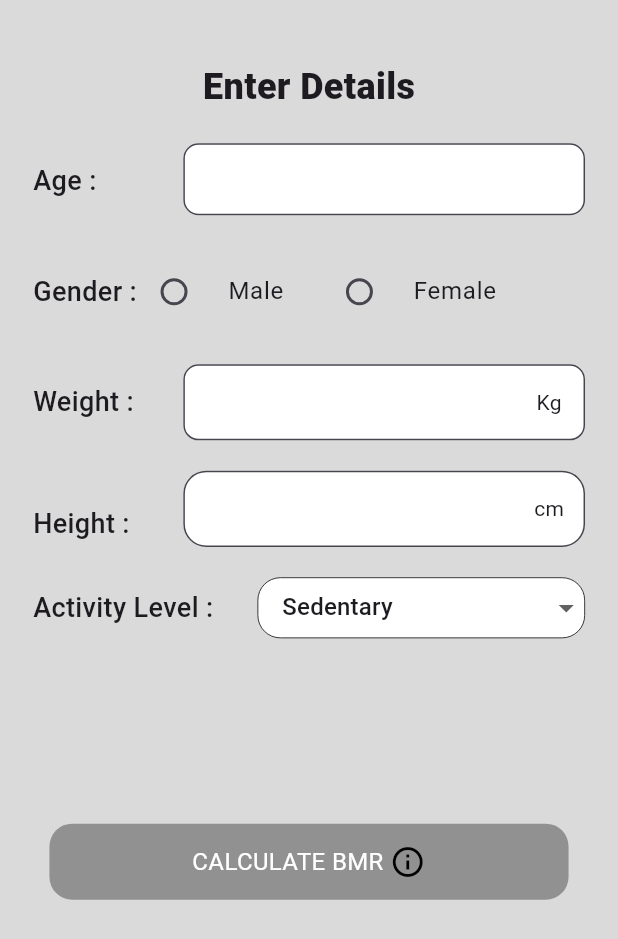
After one commit to Milan-Tmg/Flutter-fitness-app, a Flutter app: the CalculatebmrView screen opened directly, on a phone screen of 412 x 824 dp. The commit adds this screen. Shown: the top 939 px of the screen. Run offline on Flutter 3.47's test engine with Material 3 defaults, Android fonts, the phone set to English and light mode, and no system bars; drawn by our look-alikes of dropdown_button2; our stand-ins replace firebase_core, flutter_screenutil; accounts and stored records are empty.

Commit message:
User detail form created

```diff
--- a/lib/front_end/Authentication/logIn/widgets/login_logic.dart
+++ b/lib/front_end/Authentication/logIn/widgets/login_logic.dart
@@ -1,6 +1,15 @@
 import "package:flutter/material.dart";
-void loginLogic({required GlobalKey<FormState> formKey}){
+import "package:flutter_fitness_app/front_end/calculate_bmr/calculateBMR_view.dart";
+void loginLogic({required GlobalKey<FormState> formKey, required BuildContext context}){
   if(formKey.currentState!.validate()){
     // login logic here.
+
+    //if user successfully gets authenticate navigate to bmr calculation page
+    Navigator.pushReplacement(
+      context,
+      MaterialPageRoute(
+        builder: (context) => CalculatebmrView(),
+      ),
+    );
   }
 }
--- a/lib/front_end/Authentication/shared_widget/mailAuthButton.dart
+++ b/lib/front_end/Authentication/shared_widget/mailAuthButton.dart
@@ -13,17 +13,7 @@ class MailAuthButton extends StatelessWidget {
   Widget build(BuildContext context) {
     return GestureDetector(
       onTap: (){
-        print("Mail Auth formKey: $formKey");
-        mailAuthLogic(formKey: formKey);
-        // if(mailAuthLogic(formKey: formKey)){
-        //   print("Successfully validated form");
-        // }
-        // Navigator.pushReplacement(
-        //   context,
-        //   MaterialPageRoute(
-        //     builder: (context) => Placeholder(),
-        //   ),
-        // );
+        mailAuthLogic(formKey: formKey, context: context);
       },
       child: Container(
         height: 50.h,
--- a/lib/front_end/Authentication/signUp/widgets/signup_logic.dart
+++ b/lib/front_end/Authentication/signUp/widgets/signup_logic.dart
@@ -1,6 +1,15 @@
 import "package:flutter/material.dart";
-void signUpLogic({required GlobalKey<FormState> formKey}){
+import "package:flutter_fitness_app/front_end/calculate_bmr/calculateBMR_view.dart";
+void signUpLogic({required GlobalKey<FormState> formKey, required BuildContext context}){
   if(formKey.currentState!.validate()){
     //sign up logic this side
+
+    // navigate to bmr page if user is successfully authenticated
+    Navigator.push(
+      context,
+      MaterialPageRoute(
+        builder: (context) => CalculatebmrView(),
+      )
+    );
   }
 }
--- /dev/null
+++ b/lib/front_end/calculate_bmr/TDEE_factor/Multiplication_factor.dart
@@ -0,0 +1,7 @@
+Map<String,double> activity_level = {
+  "Sedentary": 1.2,
+  "Light active": 1.375,
+  "Moderately active": 1.55,
+  "Very active": 1.725,
+  "Extra active": 1.9,
+};
--- /dev/null
+++ b/lib/front_end/calculate_bmr/calculateBMR_view.dart
@@ -0,0 +1,58 @@
+import "package:flutter/material.dart";
+import "package:flutter_fitness_app/front_end/calculate_bmr/widgets/activity_level.dart";
+import "package:flutter_fitness_app/front_end/calculate_bmr/widgets/calculate_bmr.dart";
+import "package:flutter_fitness_app/front_end/calculate_bmr/widgets/getAge.dart";
+import "package:flutter_fitness_app/front_end/calculate_bmr/widgets/getGender.dart";
+import "package:flutter_fitness_app/front_end/calculate_bmr/widgets/getHeight.dart";
+import "package:flutter_fitness_app/front_end/calculate_bmr/widgets/getWeight.dart";
+import "package:flutter_screenutil/flutter_screenutil.dart";
+import "/../../theme/app_theme.dart";
+
+class CalculatebmrView extends StatefulWidget {
+  const CalculatebmrView({super.key});
+
+  @override
+  State<CalculatebmrView> createState() => _CalculatebmrViewState();
+}
+
+class _CalculatebmrViewState extends State<CalculatebmrView> {
+
+  // variables to store user data
+  TextEditingController selectGender = TextEditingController();
+  TextEditingController age= TextEditingController() ;
+  TextEditingController weight = TextEditingController();
+  TextEditingController height = TextEditingController();
+  TextEditingController selected_activity = TextEditingController();
+
+  @override
+  Widget build(BuildContext context) {
+    return Scaffold(
+      body: SizedBox(
+        height: 1.sh,
+        width: 1.sw,
+        child: Padding(
+          padding: EdgeInsets.symmetric(horizontal: 20.w),
+          child: ListView(
+            children: [
+              SizedBox(height: 0.05.sh),
+              Center(child: Text("Enter Details", style: textTheme.displayLarge)),
+              Getage(age: age),
+              Getgender(selectedGender: selectGender),
+              Getweight(weight: weight),
+              Getheight(height: height),// what the heck ?
+              ActivityLevel(selected_activity: selected_activity),
+              SizedBox(height: 0.15.sh),
+              CalculateBmr(
+                age:age,
+                weight: weight,
+                height: height,
+                selected_activity: selected_activity,
+                selectGender: selectGender,
+              ),
+            ],
+          ),
+        ),
+      ),
+    );
+  }
+}
--- /dev/null
+++ b/lib/front_end/calculate_bmr/widgets/BMR_calculation_logic.dart
@@ -0,0 +1,30 @@
+import "package:flutter/material.dart";
+import "package:flutter_fitness_app/front_end/calculate_bmr/TDEE_factor/Multiplication_factor.dart";
+
+void BRM_calculation({
+  required TextEditingController age,
+  required TextEditingController weight,
+  required TextEditingController height,
+  required TextEditingController activity,
+  required TextEditingController gender,
+}){
+  if(age.text.isNotEmpty && weight.text.isNotEmpty && height.text.isNotEmpty & gender.text.isNotEmpty)
+    {
+      double ageValue = double.parse(age.text);
+      double weightValue = double.parse(weight.text);
+      double heightValue = double.parse(height.text);
+      double bmr = 0;
+
+      if(gender.text == "male"){
+        bmr = 10*weightValue + 6.25* heightValue - 5*ageValue +5;
+      }else{
+        bmr = 10*weightValue + 6.25 * heightValue  - 5 *ageValue - 161;
+      }
+
+
+      double tedd = activity_level[activity.text != ""? activity.text: "Sedentary"]! * bmr;
+      print("TEDD : $tedd");
+    }
+
+  // pass this data to database
+}
--- /dev/null
+++ b/lib/front_end/calculate_bmr/widgets/activity_level.dart
@@ -0,0 +1,54 @@
+import "package:flutter/material.dart";
+import "package:flutter_screenutil/flutter_screenutil.dart";
+import "package:dropdown_button2/dropdown_button2.dart";
+import "/theme/app_theme.dart";
+import "package:flutter_fitness_app/front_end/calculate_bmr/TDEE_factor/Multiplication_factor.dart";
+
+class ActivityLevel extends StatefulWidget {
+  ActivityLevel({super.key, required this.selected_activity});
+  TextEditingController selected_activity;
+
+  @override
+  State<ActivityLevel> createState() => _ActivityLevelState();
+}
+
+class _ActivityLevelState extends State<ActivityLevel> {
+  String? activity = "Sedentary";
+
+  List<String> available_activityLevel = activity_level.keys.toList();
+
+  @override
+  Widget build(BuildContext context) {
+    print(available_activityLevel);
+    return Row(
+      mainAxisAlignment: MainAxisAlignment.spaceBetween,
+      children: [
+        Text("Activity Level : ",style: textTheme.displayMedium),
+        Container(
+          //padding: EdgeInsets.symmetric(horizontal: 10.w),
+          height: 40.h,
+          width: 0.53.sw,
+          decoration: BoxDecoration(
+            borderRadius: BorderRadius.circular(buttonRadius),
+            border: Border.all(color: Colors.black, width: 0.5),
+            color: Colors.white,
+          ),
+          child: DropdownButton2(
+            underline : SizedBox.shrink(),
+            isExpanded: true,
+            value: activity,
+            items: available_activityLevel.map((activity){
+              return DropdownMenuItem(child: Text(activity), value: activity);
+            }).toList(),
+            onChanged: (value){
+              setState((){
+                activity = value;
+                widget.selected_activity.text = activity ?? "";
+              });
+            }
+          ),
+        ),
+      ],
+    );
+  }
+}
--- /dev/null
+++ b/lib/front_end/calculate_bmr/widgets/calculate_bmr.dart
@@ -0,0 +1,94 @@
+import "package:flutter/material.dart";
+import "package:flutter_fitness_app/front_end/calculate_bmr/widgets/BMR_calculation_logic.dart";
+import "dart:async";
+import "package:flutter_screenutil/flutter_screenutil.dart";
+import "/theme/app_theme.dart";
+
+class CalculateBmr extends StatefulWidget {
+  CalculateBmr({super.key,
+    required this.selected_activity,
+    required this.age,
+    required this.weight,
+    required this.height,
+    required this.selectGender,
+  });
+  TextEditingController selectGender;
+  TextEditingController age;
+  TextEditingController weight ;
+  TextEditingController height ;
+  TextEditingController selected_activity ;
+
+  @override
+  State<CalculateBmr> createState() => _CalculateBmrState();
+}
+
+class _CalculateBmrState extends State<CalculateBmr> {
+  double showInfo = 0;
+
+
+  @override
+  Widget build(BuildContext context) {
+    return GestureDetector(
+      onTap: (){
+        BRM_calculation(age: widget.age, weight: widget.weight, height: widget.height, activity: widget.selected_activity, gender: widget.selectGender);
+        setState(() {
+          showInfo = 1;
+        });
+
+        Timer(
+          Duration(seconds: 5),
+            (){
+            setState(() {
+              showInfo = 0;
+            });
+            }
+        );
+      },
+      child: Column(
+        children: [
+          Container(
+            margin: EdgeInsets.symmetric(horizontal: 10.w),
+            height: 50.h,
+            decoration: BoxDecoration(
+              color: buttonColor,
+              borderRadius: BorderRadius.circular(buttonRadius),
+            ),
+            child: Center(
+              child: Row(
+                mainAxisSize: MainAxisSize.min,
+                children: [
+                  Text("CALCULATE BMR ",style: textTheme.displaySmall),
+                  Icon(Icons.info_outline, color: Colors.black),
+                ],
+              ),
+            ),
+          ),
+          AnimatedOpacity(
+            duration: Duration(milliseconds: 100),
+            opacity: showInfo,
+            child: BMR_info(),
+          ),
+        ],
+      ),
+    );
+  }
+}
+
+Container BMR_info(){
+  return Container(
+    padding: EdgeInsets.symmetric(horizontal: 5.w, vertical: 5.h),
+    margin: EdgeInsets.only(bottom: 0.1.sh),
+    width: 0.5.sw,
+    decoration: BoxDecoration(
+      borderRadius: BorderRadius.circular(buttonRadius),
+      border: Border.all(color: Colors.black, width: 0.5),
+    ),
+    child: Column(
+      mainAxisSize: MainAxisSize.min,
+      children: [
+        Text("What is BMR?", style: TextStyle(color: Colors.red)),
+        Text("BMR (Basal Metabolic Rate) is the number of calories your body burns at rest. It helps you know how much to eat to maintain, lose, or gain weight."),
+      ],
+    ),
+  );
+}
--- /dev/null
+++ b/lib/front_end/calculate_bmr/widgets/getAge.dart
@@ -0,0 +1,38 @@
+import "package:flutter/material.dart";
+import "package:flutter_screenutil/flutter_screenutil.dart";
+import "/../../theme/app_theme.dart";
+
+class Getage extends StatelessWidget {
+  Getage({super.key, required this.age});
+  TextEditingController age;
+
+  @override
+  Widget build(BuildContext context) {
+    return Row(
+      mainAxisAlignment: MainAxisAlignment.spaceBetween,
+      children: [
+        Text("Age : ", style: textTheme.displayMedium),
+        Container(
+          margin: EdgeInsets.symmetric(vertical: 20.h),
+          height: 50.h,
+          width: 0.65.sw,
+          child: TextField(
+            controller: age,
+            keyboardType: TextInputType.number,
+            decoration: InputDecoration(
+              contentPadding: EdgeInsets.symmetric(vertical: 5.h, horizontal: 20.w),
+              fillColor: Colors.white,
+              filled: true,
+              border: border(),
+            ),
+          ),
+        ),
+      ],
+    );
+  }
+}
+
+OutlineInputBorder border() => OutlineInputBorder(
+  borderRadius: BorderRadius.circular(textFieldRadius),
+  borderSide: BorderSide(color: Colors.black, width: 0.5.sp),
+);
--- /dev/null
+++ b/lib/front_end/calculate_bmr/widgets/getGender.dart
@@ -0,0 +1,62 @@
+import "package:flutter/material.dart";
+import "package:flutter_screenutil/flutter_screenutil.dart";
+import "/../../theme/app_theme.dart";
+
+class Getgender extends StatefulWidget {
+  Getgender({super.key, required this.selectedGender});
+  TextEditingController selectedGender;
+
+  @override
+  State<Getgender> createState() => _GetgenderState();
+}
+
+class _GetgenderState extends State<Getgender> {
+
+  String? gender;
+
+  @override
+  Widget build(BuildContext context) {
+    return Row(
+      mainAxisAlignment: MainAxisAlignment.start,
+      children: [
+        Text("Gender : ", style: textTheme.displayMedium),
+        SizedBox(
+          width: 0.3.sw,
+          child: RadioListTile(
+            contentPadding: EdgeInsets.zero,
+            value: "Male",
+            title: Text("Male"),
+            groupValue: gender,
+            onChanged: (value) {
+              setState(() {
+                gender = value;
+                widget.selectedGender.text = gender?? "";
+                print("gender: ${widget.selectedGender.text}");
+                //widget.selectedGender = value;
+              });
+            },
+          ),
+        ),
+        //Text("Male"),
+        SizedBox(
+          width: 0.38.sw,
+          child: RadioListTile(
+            contentPadding: EdgeInsets.zero,
+            value: "Female",
+            title: Text("Female"),
+            groupValue: gender,
+            onChanged: (value) {
+              setState(() {
+                gender = value;
+                widget.selectedGender.text = gender??"";
+                print("gender: ${widget.selectedGender.text}");
+                //widget.selectedGender = value;
+              });
+            },
+          ),
+        ),
+
+      ],
+    );
+  }
+}
--- /dev/null
+++ b/lib/front_end/calculate_bmr/widgets/getHeight.dart
@@ -0,0 +1,41 @@
+import "package:flutter/material.dart";
+import "package:flutter_screenutil/flutter_screenutil.dart";
+import "/theme/app_theme.dart";
+
+class Getheight extends StatelessWidget {
+  Getheight({super.key, required this.height});
+  TextEditingController height;
+
+  @override
+  Widget build(BuildContext context) {
+    return Row(
+      mainAxisAlignment: MainAxisAlignment.spaceBetween,
+      children: [
+        Text("Height : ", style : textTheme.displayMedium),
+        Container(
+          margin: EdgeInsets.only(bottom: 20.h),
+          height: 50.h,
+          width: 0.65.sw,
+          child: TextField(
+            controller: height,
+            keyboardType: TextInputType.number,
+            decoration: InputDecoration(
+              contentPadding: EdgeInsets.symmetric(vertical: 10.h, horizontal: 10.w),
+              suffixIcon: Container(
+                height: 50.h,
+                width: 10.w,
+                child: Center(child: Text("cm")),
+              ),
+              fillColor: Colors.white,
+              filled: true,
+              border: OutlineInputBorder(
+                borderRadius: BorderRadius.circular(buttonRadius),
+                borderSide: BorderSide(color: Colors.black, width: 0.5),
+              ),
+            ),
+          ),
+        ),
+      ],
+    );
+  }
+}
--- /dev/null
+++ b/lib/front_end/calculate_bmr/widgets/getWeight.dart
@@ -0,0 +1,42 @@
+import "package:flutter/material.dart";
+import "package:flutter_screenutil/flutter_screenutil.dart";
+import "/../../theme/app_theme.dart";
+
+class Getweight extends StatelessWidget {
+  Getweight({super.key, required this.weight});
+  TextEditingController weight;
+
+  @override
+  Widget build(BuildContext context) {
+    return Row(
+      mainAxisAlignment: MainAxisAlignment.spaceBetween,
+      children: [
+        Text("Weight : ", style: textTheme.displayMedium),
+        Container(
+          margin: EdgeInsets.symmetric(vertical: 20.h),
+          height: 50.h,
+          width: 0.65.sw,
+          child: TextField(
+            controller: weight,
+            keyboardType: TextInputType.number,
+            decoration: InputDecoration(
+              contentPadding: EdgeInsets.symmetric(horizontal: 10.w, vertical: 10.h),
+              suffixIcon: SizedBox(
+                height: 50.h,
+                width: 10.h,
+                child: Center(child: Text("Kg")),
+              ),
+              suffixStyle: TextStyle(color: Colors.grey),
+              fillColor: Colors.white,
+              filled: true,
+              border: OutlineInputBorder(
+                borderRadius: BorderRadius.circular(textFieldRadius),
+                borderSide: BorderSide(color: Colors.black, width: 0.5.sp),
+              ),
+            ),
+          ),
+        ),
+      ],
+    );
+  }
+}
--- a/lib/main.dart
+++ b/lib/main.dart
@@ -16,6 +16,8 @@ Future<void> main() async {
 
   WidgetsFlutterBinding.ensureInitialized();
   await Firebase.initializeApp(options: DefaultFirebaseOptions.currentPlatform);
+
+  bool isAuthenticated = false;
 
   runApp(
       ScreenUtilInit(
--- a/pubspec.yaml
+++ b/pubspec.yaml
@@ -36,6 +36,7 @@ dependencies:
   cupertino_icons: ^1.0.8
   firebase_core: 3.4.0
   flutter_screenutil: ^5.9.3
+  dropdown_button2: ^2.3.9
 
 dev_dependencies:
   flutter_test:
```
Also changed, not shown: pubspec.lock.
